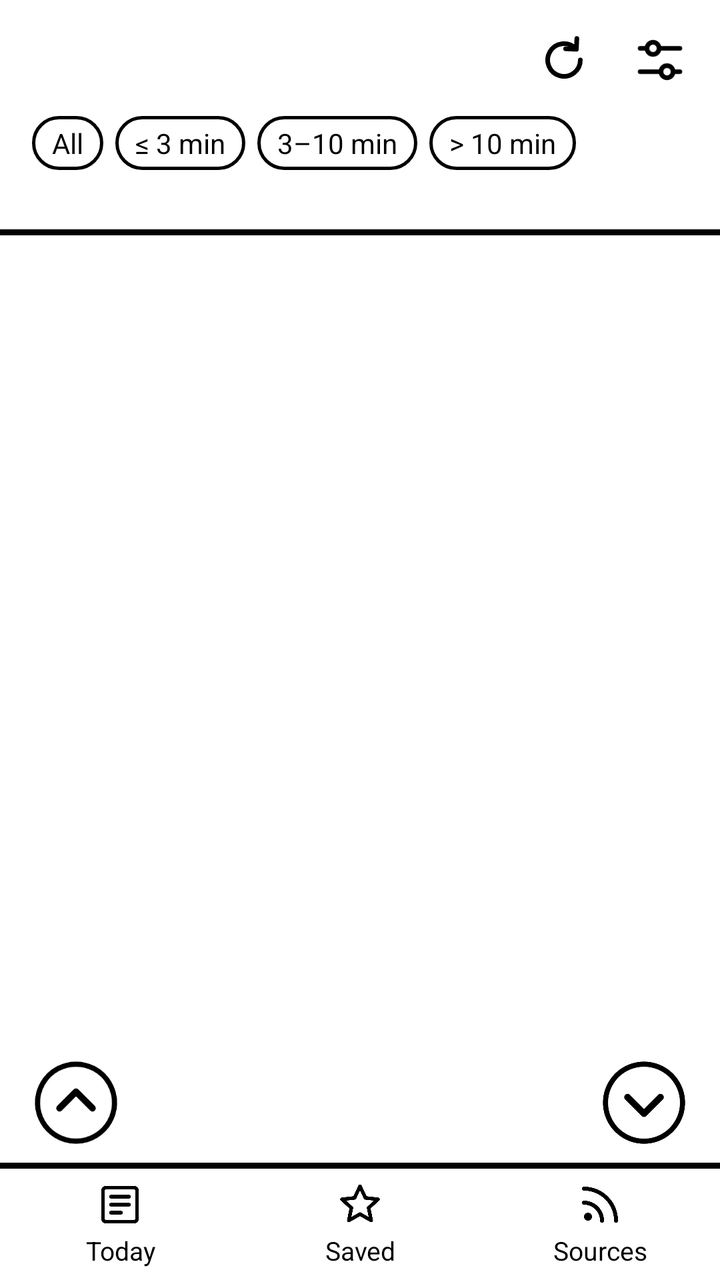
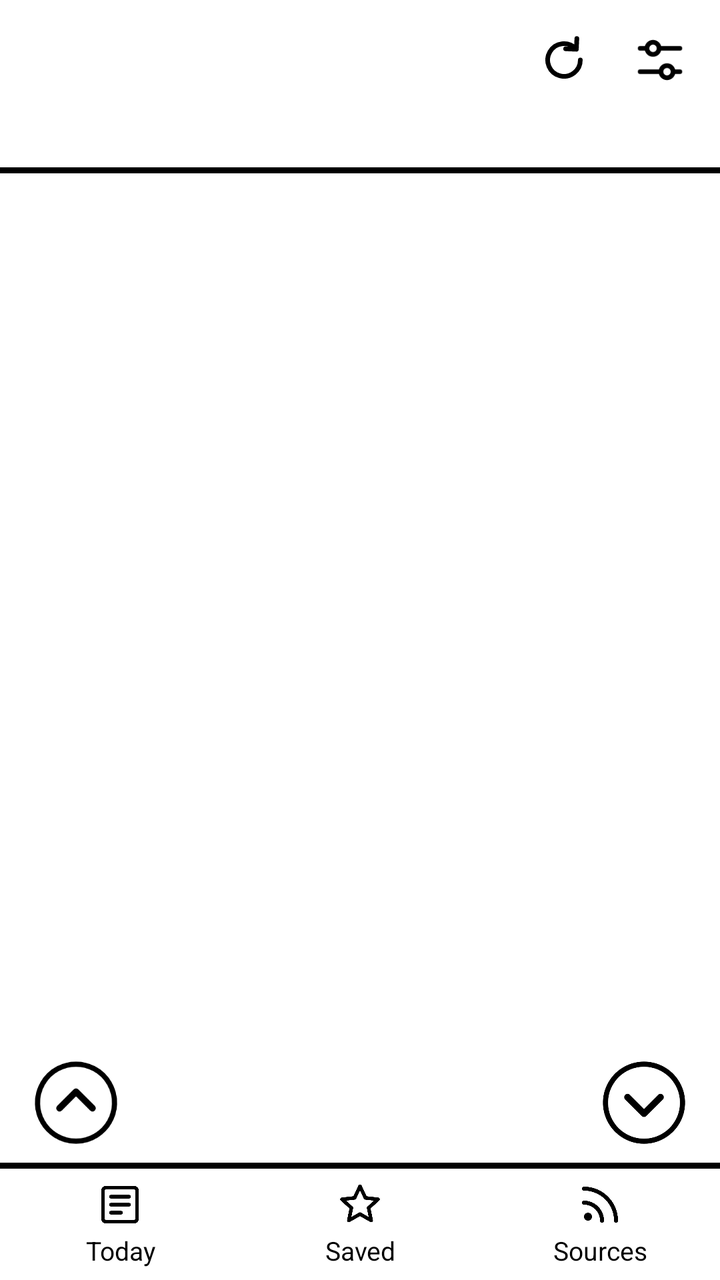

Two renders of the same Android screen: before a commit and after it. Below are the layout's source before the change and the commit's diff.
<!-- AndroidManifest.xml: application theme AppTheme -->
<!-- res/layout/activity_main.xml -->
<?xml version="1.0" encoding="utf-8"?>
<LinearLayout xmlns:android="http://schemas.android.com/apk/res/android"
    android:layout_width="match_parent"
    android:layout_height="match_parent"
    android:background="@color/paper"
    android:orientation="vertical">

    
    <LinearLayout
        android:layout_width="match_parent"
        android:layout_height="wrap_content"
        android:gravity="center_vertical"
        android:orientation="horizontal"
        android:paddingStart="16dp"
        android:paddingEnd="6dp"
        android:paddingTop="6dp">

        <TextView
            android:id="@+id/header_title"
            style="@style/Title"
            android:layout_width="0dp"
            android:layout_height="wrap_content"
            android:layout_weight="1"
            android:maxLines="1"
            android:ellipsize="end" />

        <ImageButton
            android:id="@+id/btn_refresh"
            style="@style/IconButton"
            android:contentDescription="@string/refresh"
            android:src="@drawable/ic_refresh" />

        <ImageButton
            android:id="@+id/btn_settings"
            style="@style/IconButton"
            android:contentDescription="@string/settings"
            android:src="@drawable/ic_settings" />
    </LinearLayout>

    
    <LinearLayout
        android:id="@+id/filters"
        android:layout_width="match_parent"
        android:layout_height="wrap_content"
        android:orientation="horizontal"
        android:paddingStart="16dp"
        android:paddingEnd="10dp"
        android:paddingTop="4dp">

        <TextView android:id="@+id/filter_all" style="@style/Chip" android:text="@string/filter_all" />
        <TextView android:id="@+id/filter_short" style="@style/Chip" android:text="@string/filter_short" />
        <TextView android:id="@+id/filter_medium" style="@style/Chip" android:text="@string/filter_medium" />
        <TextView android:id="@+id/filter_long" style="@style/Chip" android:text="@string/filter_long" />
    </LinearLayout>

    <TextView
        android:id="@+id/status"
        android:layout_width="match_parent"
        android:layout_height="wrap_content"
        android:paddingStart="16dp"
        android:paddingEnd="16dp"
        android:paddingTop="6dp"
        android:paddingBottom="6dp"
        android:maxLines="1"
        android:ellipsize="end"
        android:textColor="@color/muted"
        android:textSize="13sp" />

    <View
        android:layout_width="match_parent"
        android:layout_height="3dp"
        android:background="@color/ink" />

    
    <FrameLayout
        android:id="@+id/page_frame"
        android:layout_width="match_parent"
        android:layout_height="0dp"
        android:layout_weight="1">

        <LinearLayout
            android:id="@+id/page"
            android:layout_width="match_parent"
            android:layout_height="match_parent"
            android:orientation="vertical" />

        <TextView
            android:id="@+id/empty"
            android:layout_width="match_parent"
            android:layout_height="match_parent"
            android:gravity="center"
            android:padding="32dp"
            android:textColor="@color/ink"
            android:textSize="17sp"
            android:visibility="gone" />
    </FrameLayout>

    
    <LinearLayout
        android:layout_width="match_parent"
        android:layout_height="wrap_content"
        android:gravity="center_vertical"
        android:orientation="horizontal"
        android:paddingStart="12dp"
        android:paddingEnd="12dp"
        android:paddingTop="4dp"
        android:paddingBottom="4dp">

        <ImageButton
            android:id="@+id/page_up"
            style="@style/PageButton"
            android:contentDescription="@string/previous_page"
            android:src="@drawable/ic_page_up" />

        <TextView
            android:id="@+id/page_label"
            android:layout_width="0dp"
            android:layout_height="wrap_content"
            android:layout_weight="1"
            android:gravity="center"
            android:textColor="@color/ink"
            android:textSize="17sp" />

        <ImageButton
            android:id="@+id/page_down"
            style="@style/PageButton"
            android:contentDescription="@string/next_page"
            android:src="@drawable/ic_page_down" />
    </LinearLayout>

    <View
        android:layout_width="match_parent"
        android:layout_height="3dp"
        android:background="@color/ink" />

    
    <LinearLayout
        android:layout_width="match_parent"
        android:layout_height="wrap_content"
        android:orientation="horizontal">

        <TextView
            android:id="@+id/nav_today"
            style="@style/NavTab"
            android:drawableTop="@drawable/ic_today"
            android:text="@string/tab_today" />

        <TextView
            android:id="@+id/nav_saved"
            style="@style/NavTab"
            android:drawableTop="@drawable/ic_star"
            android:text="@string/tab_saved" />

        <TextView
            android:id="@+id/nav_sources"
            style="@style/NavTab"
            android:drawableTop="@drawable/ic_sources"
            android:text="@string/tab_sources" />
    </LinearLayout>
</LinearLayout>
<!-- resources referenced by this layout -->
<resources>
  <color name="ink">#000000</color>
  <color name="muted">#444444</color>
  <color name="paper">#FFFFFF</color>
  <!-- drawable ic_star (drawable) -->
  <?xml version="1.0" encoding="utf-8"?>
  <vector xmlns:android="http://schemas.android.com/apk/res/android"
      android:width="24dp" android:height="24dp"
      android:viewportWidth="24" android:viewportHeight="24">
      <path android:fillColor="#00000000" android:strokeColor="#000000" android:strokeWidth="1.8" android:strokeLineCap="round" android:strokeLineJoin="round" android:pathData="M12,2.8 L14.7,8.6 L21,9.3 L16.3,13.6 L17.6,19.9 L12,16.7 L6.4,19.9 L7.7,13.6 L3,9.3 L9.3,8.6 Z" />
  </vector>
  <string name="filter_all">All</string>
  <string name="filter_long">&gt; 10 min</string>
  <string name="filter_medium">3–10 min</string>
  <string name="filter_short">≤ 3 min</string>
  <string name="next_page">Next page</string>
  <string name="previous_page">Previous page</string>
  <string name="refresh">Refresh</string>
  <string name="settings">Settings</string>
  <string name="tab_saved">Saved</string>
  <string name="tab_sources">Sources</string>
  <string name="tab_today">Today</string>
  <style name="Chip">
          <item name="android:layout_width">wrap_content</item>
          <item name="android:layout_height">wrap_content</item>
          <item name="android:layout_marginEnd">6dp</item>
          <item name="android:paddingStart">10dp</item>
          <item name="android:paddingEnd">10dp</item>
          <item name="android:paddingTop">4dp</item>
          <item name="android:paddingBottom">4dp</item>
          <item name="android:textSize">14sp</item>
          <item name="android:textColor">@color/ink</item>
          <item name="android:background">@drawable/chip</item>
      </style>
  <style name="IconButton">
          <item name="android:layout_width">48dp</item>
          <item name="android:layout_height">48dp</item>
          <item name="android:padding">10dp</item>
          <item name="android:scaleType">fitCenter</item>
          <item name="android:background">@drawable/press</item>
      </style>
  <style name="PageButton">
          <item name="android:layout_width">52dp</item>
          <item name="android:layout_height">52dp</item>
          <item name="android:padding">4dp</item>
          <item name="android:scaleType">fitCenter</item>
          <item name="android:background">@drawable/press</item>
      </style>
  <style name="Title">
          <item name="android:textColor">@color/ink</item>
          <item name="android:textSize">26sp</item>
          <item name="android:textStyle">bold</item>
          <item name="android:fontFamily">sans-serif</item>
      </style>
  <!-- drawable chip (drawable) -->
  <?xml version="1.0" encoding="utf-8"?>
  <selector xmlns:android="http://schemas.android.com/apk/res/android">
      <item android:state_selected="true">
          <shape android:shape="rectangle">
              <solid android:color="@color/ink" />
              <corners android:radius="16dp" />
          </shape>
      </item>
      <item android:state_pressed="true">
          <shape android:shape="rectangle">
              <solid android:color="@color/faded" />
              <corners android:radius="16dp" />
          </shape>
      </item>
      <item>
          <shape android:shape="rectangle">
              <solid android:color="@color/paper" />
              <stroke android:width="1.5dp" android:color="@color/ink" />
              <corners android:radius="16dp" />
          </shape>
      </item>
  </selector>
  <!-- drawable press (drawable) -->
  <?xml version="1.0" encoding="utf-8"?>
  <selector xmlns:android="http://schemas.android.com/apk/res/android">
      <item android:state_pressed="true" android:drawable="@color/faded" />
      <item android:drawable="@android:color/transparent" />
  </selector>
  <color name="faded">#777777</color>
  <!-- unchanged entries left out for length: 8 -->
</resources>

<!-- the commit's change to res/layout/activity_main.xml (unified diff, before → after) -->
@@ -35,22 +35,6 @@
             style="@style/IconButton"
             android:contentDescription="@string/settings"
             android:src="@drawable/ic_settings" />
-    </LinearLayout>
-
-    
-    <LinearLayout
-        android:id="@+id/filters"
-        android:layout_width="match_parent"
-        android:layout_height="wrap_content"
-        android:orientation="horizontal"
-        android:paddingStart="16dp"
-        android:paddingEnd="10dp"
-        android:paddingTop="4dp">
-
-        <TextView android:id="@+id/filter_all" style="@style/Chip" android:text="@string/filter_all" />
-        <TextView android:id="@+id/filter_short" style="@style/Chip" android:text="@string/filter_short" />
-        <TextView android:id="@+id/filter_medium" style="@style/Chip" android:text="@string/filter_medium" />
-        <TextView android:id="@+id/filter_long" style="@style/Chip" android:text="@string/filter_long" />
     </LinearLayout>
 
     <TextView
<!-- resource entries referenced after the edit -->
@@ -10,10 +10,6 @@
       android:viewportWidth="24" android:viewportHeight="24">
       <path android:fillColor="#00000000" android:strokeColor="#000000" android:strokeWidth="1.8" android:strokeLineCap="round" android:strokeLineJoin="round" android:pathData="M12,2.8 L14.7,8.6 L21,9.3 L16.3,13.6 L17.6,19.9 L12,16.7 L6.4,19.9 L7.7,13.6 L3,9.3 L9.3,8.6 Z" />
   </vector>
-  <string name="filter_all">All</string>
-  <string name="filter_long">&gt; 10 min</string>
-  <string name="filter_medium">3–10 min</string>
-  <string name="filter_short">≤ 3 min</string>
   <string name="next_page">Next page</string>
   <string name="previous_page">Previous page</string>
   <string name="refresh">Refresh</string>
@@ -21,18 +17,6 @@
   <string name="tab_saved">Saved</string>
   <string name="tab_sources">Sources</string>
   <string name="tab_today">Today</string>
-  <style name="Chip">
-          <item name="android:layout_width">wrap_content</item>
-          <item name="android:layout_height">wrap_content</item>
-          <item name="android:layout_marginEnd">6dp</item>
-          <item name="android:paddingStart">10dp</item>
-          <item name="android:paddingEnd">10dp</item>
-          <item name="android:paddingTop">4dp</item>
-          <item name="android:paddingBottom">4dp</item>
-          <item name="android:textSize">14sp</item>
-          <item name="android:textColor">@color/ink</item>
-          <item name="android:background">@drawable/chip</item>
-      </style>
   <style name="IconButton">
           <item name="android:layout_width">48dp</item>
           <item name="android:layout_height">48dp</item>
@@ -53,29 +37,6 @@
           <item name="android:textStyle">bold</item>
           <item name="android:fontFamily">sans-serif</item>
       </style>
-  <!-- drawable chip (drawable) -->
-  <?xml version="1.0" encoding="utf-8"?>
-  <selector xmlns:android="http://schemas.android.com/apk/res/android">
-      <item android:state_selected="true">
-          <shape android:shape="rectangle">
-              <solid android:color="@color/ink" />
-              <corners android:radius="16dp" />
-          </shape>
-      </item>
-      <item android:state_pressed="true">
-          <shape android:shape="rectangle">
-              <solid android:color="@color/faded" />
-              <corners android:radius="16dp" />
-          </shape>
-      </item>
-      <item>
-          <shape android:shape="rectangle">
-              <solid android:color="@color/paper" />
-              <stroke android:width="1.5dp" android:color="@color/ink" />
-              <corners android:radius="16dp" />
-          </shape>
-      </item>
-  </selector>
   <!-- drawable press (drawable) -->
   <?xml version="1.0" encoding="utf-8"?>
   <selector xmlns:android="http://schemas.android.com/apk/res/android">
